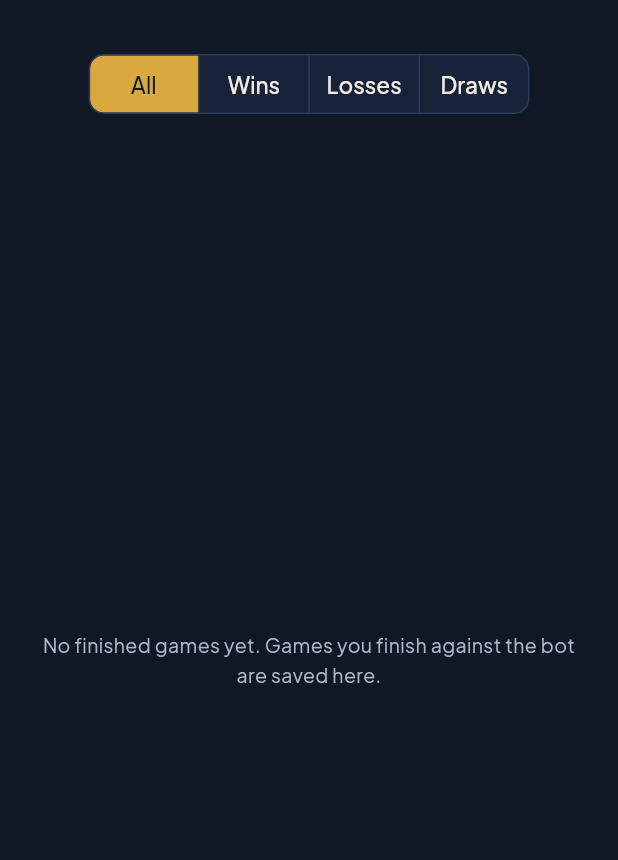
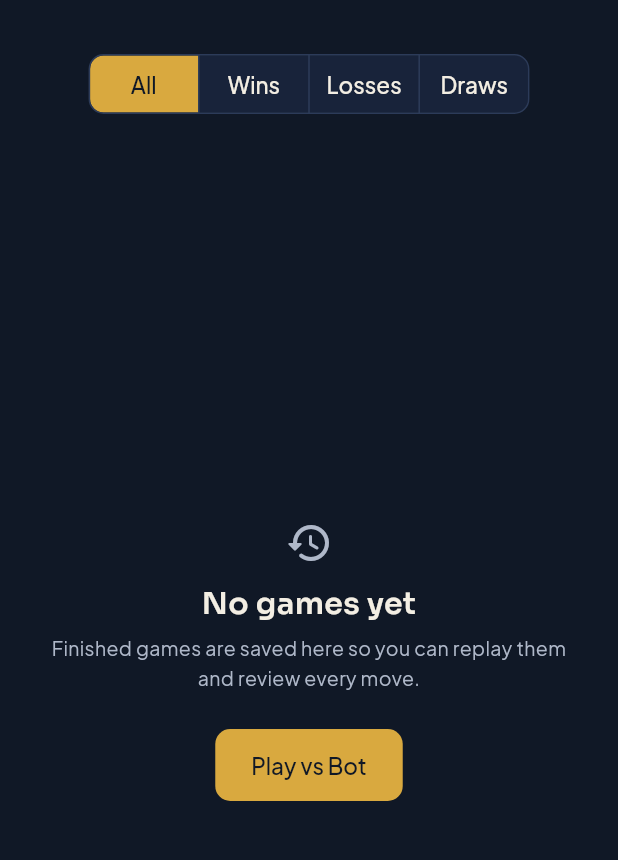
Before and after one commit to Syafiyyy/langkah-chess, a Flutter app: the HistoryScreen screen opened by its route, on a phone screen of 412 x 824 dp, the part 60-920 px from its top. Run offline on Flutter 3.47's test engine with Material 3 defaults, Android fonts, the phone set to English and light mode, and no system bars; our stand-ins replace fl_chart, flutter_animate, flutter_riverpod, go_router, share_plus, sqflite; missing offline and left inert: chessground, dartchess, multistockfish; accounts and stored records are empty.

Commit message:
fix(design): ux-audit fixes (forms, verbs, empty states, motion, targets)
- Custom time dialog: no error while typing, check on leaving a field,
  error clears on the next keystroke, "Use this time" always enabled and
  shows what to fix (was a disabled button with no message)
- Verb-first labels: Play rematch, Start new game, Go home, Return to
  game, Review game, Open settings
- History empty states: first use explains the list and offers Play vs
  Bot; filtered empty offers Show all games. Start-game flow shared by
  Home and History
- Motion: clock chip switches instantly (no colour animation); eval bar
  animates scaleY instead of height; board piece animation follows the
  motion token and is instant with reduced motion
- Move list pills have a 48 dp tap area

Co-Authored-By: Claude Opus 5.5 <noreply@anthropic.com>

```diff
--- a/lib/features/history/presentation/history_screen.dart
+++ b/lib/features/history/presentation/history_screen.dart
@@ -7,6 +7,7 @@ import '../../../app/theme/app_radius.dart';
 import '../../../app/theme/app_spacing.dart';
 import '../../../app/theme/app_type.dart';
 import '../../../shared/widgets/section_card.dart';
+import '../../play_ai/presentation/start_game_flow.dart';
 import '../application/history_providers.dart';
 import '../domain/finished_game.dart';
 
@@ -49,6 +50,7 @@ class _HistoryScreenState extends ConsumerState<HistoryScreen> {
             child: switch (games) {
               AsyncData(:final value) when value.isEmpty => _Empty(
                 filter: _filter,
+                onShowAll: () => setState(() => _filter = HistoryFilter.all),
               ),
               AsyncData(:final value) => ListView(
                 padding: const EdgeInsets.fromLTRB(
@@ -132,24 +134,55 @@ class _GameTile extends StatelessWidget {
   }
 }
 
-class _Empty extends StatelessWidget {
-  const _Empty({required this.filter});
+/// First use: what belongs here + why + Play vs Bot.
+/// Filtered: no matches + one tap back to all games.
+class _Empty extends ConsumerWidget {
+  const _Empty({required this.filter, required this.onShowAll});
 
   final HistoryFilter filter;
+  final VoidCallback onShowAll;
 
   @override
-  Widget build(BuildContext context) {
-    final text = filter == HistoryFilter.all
-        ? 'No finished games yet. Games you finish against the bot are '
-              'saved here.'
-        : 'No games match this filter.';
+  Widget build(BuildContext context, WidgetRef ref) {
+    final firstUse = filter == HistoryFilter.all;
     return Center(
       child: Padding(
         padding: const EdgeInsets.all(AppSpacing.xl),
-        child: Text(
-          text,
-          style: AppType.secondary,
-          textAlign: TextAlign.center,
+        child: Column(
+          mainAxisSize: MainAxisSize.min,
+          children: [
+            Icon(
+              firstUse ? Icons.history_rounded : Icons.filter_alt_off_rounded,
+              size: 32,
+              color: AppColors.textMuted,
+            ),
+            const SizedBox(height: AppSpacing.md),
+            Text(
+              firstUse ? 'No games yet' : 'No games match this filter',
+              style: AppType.heading,
+              textAlign: TextAlign.center,
+            ),
+            const SizedBox(height: AppSpacing.sm),
+            Text(
+              firstUse
+                  ? 'Finished games are saved here so you can replay them '
+                        'and review every move.'
+                  : 'Try another filter, or show all your games.',
+              style: AppType.secondary,
+              textAlign: TextAlign.center,
+            ),
+            const SizedBox(height: AppSpacing.xl),
+            if (firstUse)
+              FilledButton(
+                onPressed: () => startGameFlow(context, ref),
+                child: const Text('Play vs Bot'),
+              )
+            else
+              OutlinedButton(
+                onPressed: onShowAll,
+                child: const Text('Show all games'),
+              ),
+          ],
         ),
       ),
     );
--- a/lib/features/history/presentation/replay_screen.dart
+++ b/lib/features/history/presentation/replay_screen.dart
@@ -74,7 +74,7 @@ class _ReplayState extends State<_Replay> {
         actions: [
           TextButton(
             onPressed: () => context.push('/review/${game.id}'),
-            child: const Text('Review'),
+            child: const Text('Review game'),
           ),
           IconButton(
             tooltip: 'Copy PGN',
--- a/lib/features/play_ai/presentation/game_board.dart
+++ b/lib/features/play_ai/presentation/game_board.dart
@@ -3,6 +3,7 @@ import 'package:dartchess/dartchess.dart';
 import 'package:flutter/material.dart';
 import 'package:flutter_riverpod/flutter_riverpod.dart';
 
+import '../../../app/theme/app_motion.dart';
 import '../../../core/board/board_prefs.dart';
 import '../../../shared/widgets/board_frame.dart';
 
@@ -90,6 +91,7 @@ class _GameBoardState extends ConsumerState<GameBoard> {
           pieceAssets: prefs.pieces.assets,
           enablePremoves: false,
           enablePremoveCastling: false,
+          animationDuration: AppMotion.of(context, AppMotion.base),
         ),
         onMove: (move, {viaDragAndDrop}) => widget.onMove(move),
       ),
--- a/lib/features/play_ai/presentation/game_over_sheet.dart
+++ b/lib/features/play_ai/presentation/game_over_sheet.dart
@@ -84,17 +84,17 @@ class GameOverSheet extends StatelessWidget {
             const SizedBox(height: AppSpacing.sm),
             OutlinedButton(
               onPressed: () => Navigator.pop(context, GameOverAction.rematch),
-              child: const Text('Rematch (swap colours)'),
+              child: const Text('Play rematch (swap colours)'),
             ),
             const SizedBox(height: AppSpacing.sm),
             OutlinedButton(
               onPressed: () => Navigator.pop(context, GameOverAction.newGame),
-              child: const Text('New game'),
+              child: const Text('Start new game'),
             ),
             const SizedBox(height: AppSpacing.sm),
             TextButton(
               onPressed: () => Navigator.pop(context, GameOverAction.home),
-              child: const Text('Home'),
+              child: const Text('Go home'),
             ),
           ],
         ),
--- a/lib/features/play_ai/presentation/game_screen.dart
+++ b/lib/features/play_ai/presentation/game_screen.dart
@@ -152,7 +152,7 @@ class _GameScreenState extends ConsumerState<GameScreen> {
               _ => null,
             },
             itemBuilder: (context) => const [
-              PopupMenuItem(value: 'settings', child: Text('Settings')),
+              PopupMenuItem(value: 'settings', child: Text('Open settings')),
             ],
           ),
         ],
--- a/lib/features/play_ai/presentation/game_status_line.dart
+++ b/lib/features/play_ai/presentation/game_status_line.dart
@@ -31,7 +31,7 @@ class GameStatusLine extends StatelessWidget {
     ) = switch (view) {
       PlayAiView(isBrowsing: true) => (
         'Viewing an earlier position',
-        'Back to game',
+        'Return to game',
         onBackToGame,
       ),
       PlayAiView(engineFailed: true) => (
--- a/lib/shared/widgets/clock_chip.dart
+++ b/lib/shared/widgets/clock_chip.dart
@@ -1,7 +1,6 @@
 import 'package:flutter/material.dart';
 
 import '../../app/theme/app_colors.dart';
-import '../../app/theme/app_motion.dart';
 import '../../app/theme/app_radius.dart';
 import '../../app/theme/app_spacing.dart';
 import '../../app/theme/app_type.dart';
@@ -27,9 +26,8 @@ class ClockChip extends StatelessWidget {
         : low
         ? AppColors.danger
         : AppColors.textMuted;
-    return AnimatedContainer(
-      duration: AppMotion.of(context, AppMotion.fast),
-      curve: AppMotion.curve,
+    // Instant switch (colour is not an allowed animated property).
+    return Container(
       padding: const EdgeInsets.symmetric(
         horizontal: AppSpacing.md,
         vertical: AppSpacing.xs,
--- a/lib/shared/widgets/themed_board.dart
+++ b/lib/shared/widgets/themed_board.dart
@@ -3,6 +3,7 @@ import 'package:dartchess/dartchess.dart';
 import 'package:flutter/widgets.dart';
 import 'package:flutter_riverpod/flutter_riverpod.dart';
 
+import '../../app/theme/app_motion.dart';
 import '../../core/board/board_prefs.dart';
 import 'board_frame.dart';
 
@@ -40,6 +41,7 @@ class ThemedBoard extends ConsumerWidget {
           colorScheme: prefs.theme.colorScheme,
           pieceAssets: prefs.pieces.assets,
           enableCoordinates: true,
+          animationDuration: AppMotion.of(context, AppMotion.base),
         ),
       ),
     );
```
Also changed, not shown: lib/features/home/presentation/home_screen.dart (+2 -27 lines), lib/features/play_ai/presentation/custom_time_dialog.dart (+78 -19 lines), lib/features/play_ai/presentation/start_game_flow.dart (added, +34 -0 lines), lib/features/review/presentation/eval_bar.dart (+8 -7 lines), lib/shared/widgets/move_list.dart (+6 -1 lines), 6 other files.
